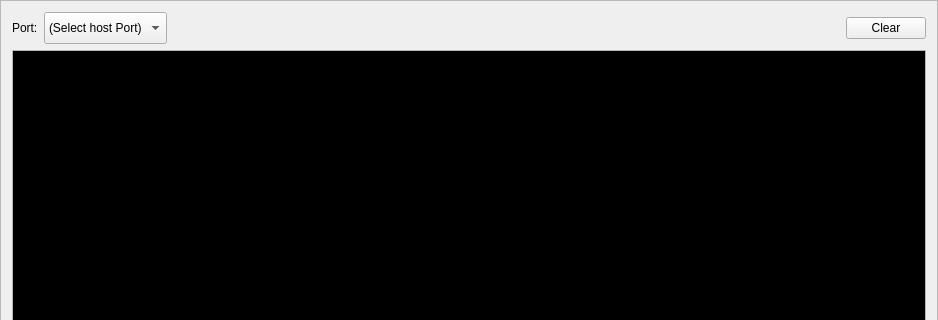
Before: the Qt Designer form terminal.ui in strawbot/TimbreTalk, drawn with Qt 5; both pictures show x 0 to 938 and y 0 to 320 of the 938 by 533 pixel window.
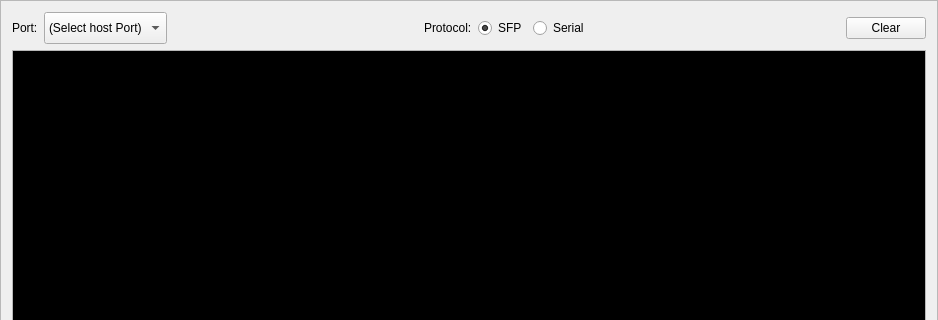
After: the same form once the commit is applied.

Commit message: added reverse of passthru - connected - and serial/sfp protocol selection

Patch:
```diff
--- a/terminal.ui
+++ b/terminal.ui
@@ -56,6 +56,55 @@
        </item>
       </widget>
      </item>
+     <item>
+      <spacer name="horizontalSpacer_2">
+       <property name="orientation">
+        <enum>Qt::Horizontal</enum>
+       </property>
+       <property name="sizeHint" stdset="0">
+        <size>
+         <width>40</width>
+         <height>20</height>
+        </size>
+       </property>
+      </spacer>
+     </item>
+     <item>
+      <widget class="QLabel" name="label_2">
+       <property name="text">
+        <string>Protocol:</string>
+       </property>
+      </widget>
+     </item>
+     <item>
+      <widget class="QRadioButton" name="SetSfp">
+       <property name="minimumSize">
+        <size>
+         <width>0</width>
+         <height>0</height>
+        </size>
+       </property>
+       <property name="text">
+        <string>SFP</string>
+       </property>
+       <property name="checked">
+        <bool>true</bool>
+       </property>
+       <attribute name="buttonGroup">
+        <string notr="true">buttonGroup</string>
+       </attribute>
+      </widget>
+     </item>
+     <item>
+      <widget class="QRadioButton" name="SetSerial">
+       <property name="text">
+        <string>Serial</string>
+       </property>
+       <attribute name="buttonGroup">
+        <string notr="true">buttonGroup</string>
+       </attribute>
+      </widget>
+     </item>
      <item>
       <spacer name="horizontalSpacer">
        <property name="orientation">
```
Left out of the diff: 3 changed lines with no effect on the pictures. The commit also changes 5 other files.
